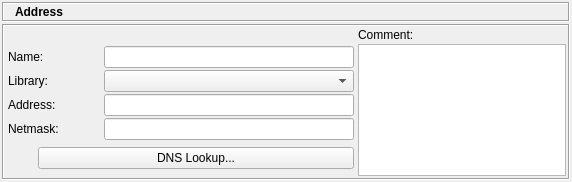
Old version of the form src/gui/ipv6dialog_q.ui in the repository fwbuilder/fwbuilder.
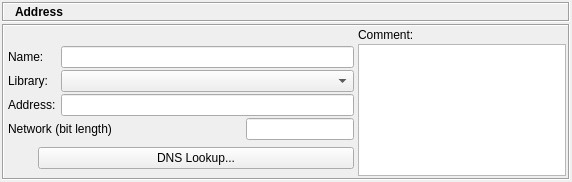
New version of the form. Icons and pictures are not drawn.

Diff of the .ui file:
```diff
--- a/src/gui/ipv6dialog_q.ui
+++ b/src/gui/ipv6dialog_q.ui
@@ -248,7 +248,7 @@
              </property>
             </widget>
            </item>
-           <item row="0" column="1" >
+           <item row="0" column="1" colspan="3" >
             <widget class="QLineEdit" name="obj_name" >
              <property name="sizePolicy" >
               <sizepolicy vsizetype="Fixed" hsizetype="Preferred" >
@@ -274,7 +274,7 @@
              </property>
             </widget>
            </item>
-           <item row="1" column="1" >
+           <item row="1" column="1" colspan="3" >
             <widget class="QComboBox" name="libs" >
              <property name="sizePolicy" >
               <sizepolicy vsizetype="Fixed" hsizetype="Preferred" >
@@ -294,7 +294,7 @@
              </property>
             </widget>
            </item>
-           <item row="2" column="1" >
+           <item row="2" column="1" colspan="3" >
             <widget class="QLineEdit" name="address" >
              <property name="sizePolicy" >
               <sizepolicy vsizetype="Fixed" hsizetype="Preferred" >
@@ -307,17 +307,30 @@
              </property>
             </widget>
            </item>
-           <item row="3" column="0" >
+           <item row="3" column="0" colspan="2" >
             <widget class="QLabel" name="netmaskLabel" >
              <property name="text" >
-              <string>Netmask:</string>
+              <string>Network (bit length)</string>
              </property>
              <property name="wordWrap" >
               <bool>false</bool>
              </property>
             </widget>
            </item>
-           <item row="3" column="1" >
+           <item row="3" column="2" >
+            <spacer>
+             <property name="orientation" >
+              <enum>Qt::Horizontal</enum>
+             </property>
+             <property name="sizeHint" >
+              <size>
+               <width>40</width>
+               <height>20</height>
+              </size>
+             </property>
+            </spacer>
+           </item>
+           <item row="3" column="3" >
             <widget class="QLineEdit" name="netmask" >
              <property name="sizePolicy" >
               <sizepolicy vsizetype="Fixed" hsizetype="Preferred" >
@@ -327,7 +340,7 @@
              </property>
             </widget>
            </item>
-           <item row="4" column="0" colspan="2" >
+           <item row="4" column="0" colspan="4" >
             <layout class="QHBoxLayout" >
              <property name="spacing" >
               <number>2</number>
```
